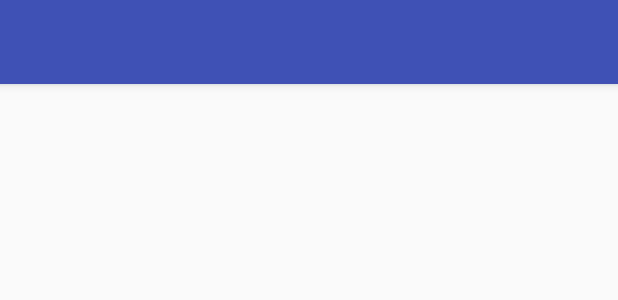
After one commit to BenjaminGirard/StreetLive, an Android app: the layout activity_map.xml on its own in the app's theme, with its tools: preview values and no code run, on a phone screen of 412 x 824 dp. The commit adds this screen. Shown: the top 300 px of the screen. Run offline under Robolectric (Android 15) with nearby library versions, the light colour scheme and no system bars.

Commit message:
map acivity

```diff
--- a/App/app/src/main/java/com/example/tetard/streetlive/AuthentificationActivity.java
+++ b/App/app/src/main/java/com/example/tetard/streetlive/AuthentificationActivity.java
@@ -107,7 +107,7 @@ public class AuthentificationActivity extends AppCompatActivity {
             Log.wtf("SQL FAIL", "connectButton: " + e.getMessage());
         }
 
-        Intent intent = new Intent(this, ArtistLocate.class);
+        Intent intent = new Intent(this, MapActivity.class);
         startActivity(intent);
     }
 
--- /dev/null
+++ b/App/app/src/main/res/layout/activity_map.xml
@@ -0,0 +1,18 @@
+<?xml version="1.0" encoding="utf-8"?>
+<android.support.constraint.ConstraintLayout xmlns:android="http://schemas.android.com/apk/res/android"
+    xmlns:app="http://schemas.android.com/apk/res-auto"
+    xmlns:tools="http://schemas.android.com/tools"
+    android:layout_width="match_parent"
+    android:layout_height="match_parent"
+    tools:context="com.example.tetard.streetlive.MapActivity">
+
+    <android.support.v7.widget.Toolbar
+        android:id="@+id/my_toolbar"
+        android:layout_width="match_parent"
+        android:layout_height="?attr/actionBarSize"
+        android:background="?attr/colorPrimary"
+        android:elevation="4dp"
+        android:theme="@style/ThemeOverlay.AppCompat.ActionBar"
+        app:popupTheme="@style/ThemeOverlay.AppCompat.Light"/>
+
+</android.support.constraint.ConstraintLayout>
```
Also changed, not shown: App/app/src/main/AndroidManifest.xml (+14 -5 lines), App/app/src/main/java/com/example/tetard/streetlive/MapActivity.java (added, +13 -0 lines).
